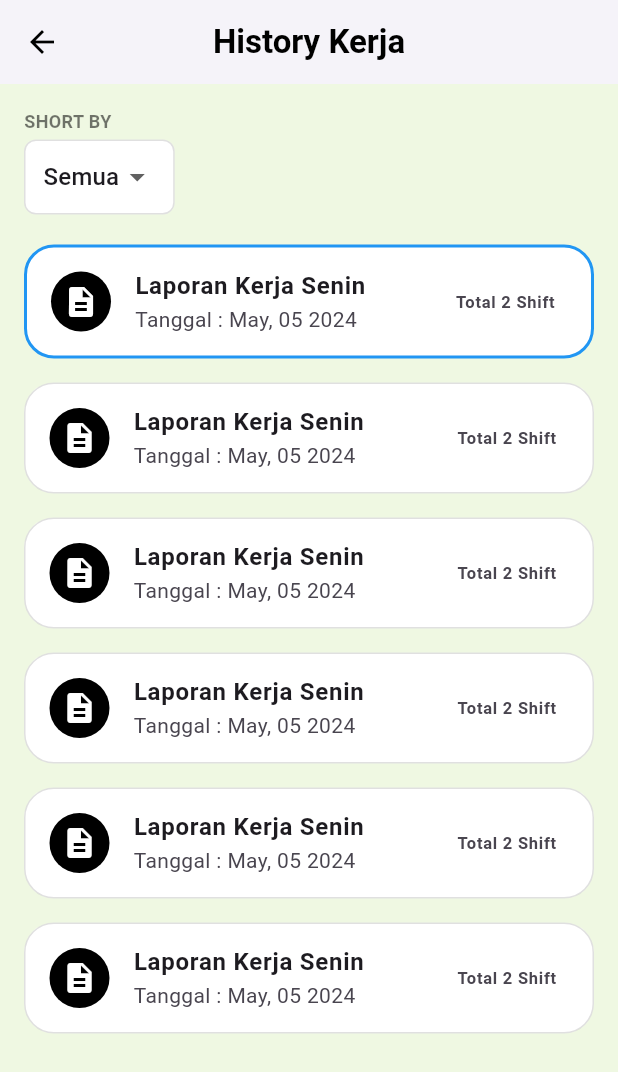
After one commit to llimmm/Simoto-Employee, a Flutter app: the ProfilePage screen opened directly, after a tap on "History Kerja", on a phone screen of 412 x 824 dp. The commit adds this screen. Shown: the top 1072 px of the screen. Run offline on Flutter 3.47's test engine with Material 3 defaults, Android fonts, the phone set to English and light mode, and no system bars.

Commit message:
feat [AN] adding profile detail

```diff
--- a/lib/main.dart
+++ b/lib/main.dart
@@ -1,4 +1,8 @@
 import 'package:flutter/material.dart';
+
+import 'package:kliktoko/profile_page/ProfilePage/ProfilePage.dart';
+
+
 
 void main() {
   runApp(const MainApp());
--- a/lib/profile_page/ProfileController/ProfileController.dart
+++ b/lib/profile_page/ProfileController/ProfileController.dart
@@ -0,0 +1,27 @@
+import 'package:flutter/material.dart';
+import 'package:kliktoko/profile_page/ProfilePage/HistoryKerjaPage.dart';
+import 'package:kliktoko/profile_page/ProfilePage/form_laporan_kerja_page.dart';
+
+class ProfileController {
+  void goToHistoryKerjaPage(BuildContext context) {
+    Navigator.push(
+      context,
+      MaterialPageRoute(builder: (context) => HistoryKerjaPage()),
+    );
+  }
+
+  void goToFormLaporanKerjaPage(BuildContext context) {
+    Navigator.push(
+      context,
+      MaterialPageRoute(builder: (context) => FormLaporanKerjaPage()),
+    );
+  }
+
+  void goToThemeSettings(BuildContext context) {
+    Navigator.pushNamed(context, '/theme');
+  }
+
+  void logout(BuildContext context) {
+    Navigator.pushNamed(context, '/logout');
+  }
+}
--- /dev/null
+++ b/lib/profile_page/ProfilePage/HistoryKerjaPage.dart
@@ -0,0 +1,102 @@
+import 'package:flutter/material.dart';
+
+class HistoryKerjaPage extends StatelessWidget {
+  final List<String> laporanList = List.generate(6, (index) => 'Laporan Kerja Senin');
+
+  @override
+  Widget build(BuildContext context) {
+    return Scaffold(
+      backgroundColor: const Color(0xFFEFF8E2),
+      appBar: AppBar(
+        backgroundColor: Colors.white,
+        elevation: 2,
+        leading: IconButton(
+          icon: const Icon(Icons.arrow_back, color: Colors.black),
+          onPressed: () {
+            // Go back to the ProfilePage
+            Navigator.pop(context);
+          },
+        ),
+        title: const Text(
+          'History Kerja',
+          style: TextStyle(
+            color: Colors.black,
+            fontWeight: FontWeight.bold,
+          ),
+        ),
+        centerTitle: true,
+      ),
+      body: Padding(
+        padding: const EdgeInsets.all(16.0),
+        child: Column(
+          crossAxisAlignment: CrossAxisAlignment.start,
+          children: [
+            const Text(
+              'SHORT BY',
+              style: TextStyle(
+                fontSize: 12,
+                fontWeight: FontWeight.bold,
+                color: Colors.black54,
+              ),
+            ),
+            const SizedBox(height: 4),
+            Container(
+              padding: const EdgeInsets.symmetric(horizontal: 12),
+              decoration: BoxDecoration(
+                color: Colors.white,
+                borderRadius: BorderRadius.circular(8),
+                border: Border.all(color: Colors.black12),
+              ),
+              child: DropdownButtonHideUnderline(
+                child: DropdownButton<String>(
+                  value: 'Semua',
+                  items: ['Semua', 'Senin', 'Selasa']
+                      .map((item) => DropdownMenuItem<String>(
+                    value: item,
+                    child: Text(item),
+                  ))
+                      .toList(),
+                  onChanged: (value) {},
+                ),
+              ),
+            ),
+            const SizedBox(height: 20),
+            Expanded(
+              child: ListView.builder(
+                itemCount: laporanList.length,
+                itemBuilder: (context, index) {
+                  return Container(
+                    margin: const EdgeInsets.only(bottom: 16),
+                    decoration: BoxDecoration(
+                      color: Colors.white,
+                      borderRadius: BorderRadius.circular(20),
+                      border: Border.all(
+                        color: index == 0 ? Colors.blue : Colors.black12,
+                        width: index == 0 ? 2 : 1,
+                      ),
+                    ),
+                    child: ListTile(
+                      leading: const CircleAvatar(
+                        backgroundColor: Colors.black,
+                        child: Icon(Icons.description, color: Colors.white),
+                      ),
+                      title: const Text(
+                        'Laporan Kerja Senin',
+                        style: TextStyle(fontWeight: FontWeight.bold),
+                      ),
+                      subtitle: const Text('Tanggal : May, 05 2024'),
+                      trailing: const Text(
+                        'Total 2 Shift',
+                        style: TextStyle(fontWeight: FontWeight.bold),
+                      ),
+                    ),
+                  );
+                },
+              ),
+            ),
+          ],
+        ),
+      ),
+    );
+  }
+}
--- a/lib/profile_page/ProfilePage/ProfilePage.dart
+++ b/lib/profile_page/ProfilePage/ProfilePage.dart
@@ -0,0 +1,160 @@
+
+import 'package:flutter/material.dart';
+import '../ProfileController/ProfileController.dart';
+
+final ProfileController _controller = ProfileController();
+
+
+class ProfilePage extends StatelessWidget {
+  const ProfilePage({super.key});
+
+  @override
+  Widget build(BuildContext context) {
+    return Scaffold(
+      backgroundColor: const Color(0xFFEFF5E9),
+      body: SafeArea(
+        child: Center(
+          child: Column(
+            children: [
+              const SizedBox(height: 30),
+              const CircleAvatar(
+                radius: 50,
+                backgroundImage: AssetImage('assets/profile.jpg'), // ganti sesuai gambar kamu
+              ),
+              const SizedBox(height: 12),
+              const Text(
+                'Arka Narendra',
+                style: TextStyle(fontSize: 20, fontWeight: FontWeight.bold),
+              ),
+              const SizedBox(height: 20),
+
+              // --- Info shift dan role yang baru ---
+              Row(
+                mainAxisAlignment: MainAxisAlignment.center,
+                children: [
+                  // Total Shift
+                  Container(
+                    padding: const EdgeInsets.symmetric(horizontal: 16, vertical: 12),
+                    margin: const EdgeInsets.only(right: 10),
+                    decoration: BoxDecoration(
+                      border: Border.all(color: Colors.grey.shade600),
+                      borderRadius: BorderRadius.circular(16),
+                      color: const Color(0xFFEFF5E9),
+                    ),
+                    child: Row(
+                      children: [
+                        const Icon(Icons.school_outlined, color: Colors.grey, size: 28),
+                        const SizedBox(width: 8),
+                        Column(
+                          crossAxisAlignment: CrossAxisAlignment.start,
+                          children: const [
+                            Text(
+                              'total shift/bulan',
+                              style: TextStyle(color: Colors.grey, fontSize: 12),
+                            ),
+                            Text(
+                              '10',
+                              style: TextStyle(
+                                color: Colors.grey,
+                                fontWeight: FontWeight.bold,
+                                fontSize: 16,
+                              ),
+                            ),
+                          ],
+                        ),
+                      ],
+                    ),
+                  ),
+
+                  // Role
+                  Container(
+                    padding: const EdgeInsets.symmetric(horizontal: 16, vertical: 12),
+                    decoration: BoxDecoration(
+                      border: Border.all(color: Colors.grey.shade600),
+                      borderRadius: BorderRadius.circular(16),
+                      color: const Color(0xFFEFF5E9),
+                    ),
+                    child: Row(
+                      children: [
+                        const Icon(Icons.badge_outlined, color: Colors.grey, size: 28),
+                        const SizedBox(width: 8),
+                        Column(
+                          crossAxisAlignment: CrossAxisAlignment.start,
+                          children: const [
+                            Text(
+                              'Role',
+                              style: TextStyle(color: Colors.grey, fontSize: 12),
+                            ),
+                            Text(
+                              'Karyawan',
+                              style: TextStyle(
+                                color: Colors.grey,
+                                fontWeight: FontWeight.bold,
+                                fontSize: 16,
+                              ),
+                            ),
+                          ],
+                        ),
+                      ],
+                    ),
+                  ),
+                ],
+              ),
+              // --------------------------------------
+
+              const SizedBox(height: 30),
+
+              // Card menu hitam
+              Card(
+                color: const Color(0xFF282828),
+                shape: RoundedRectangleBorder(borderRadius: BorderRadius.circular(20)),
+                margin: const EdgeInsets.symmetric(horizontal: 20),
+                child: Padding(
+                  padding: const EdgeInsets.symmetric(vertical: 20),
+                  child: Column(
+                    mainAxisSize: MainAxisSize.min,
+                    children: [
+                      ListTile(
+                        leading: const Icon(Icons.work_outline, color: Colors.white),
+                        title: const Text('History Kerja', style: TextStyle(color: Colors.white)),
+                        trailing: const Icon(Icons.chevron_right, color: Colors.white),
+                        onTap: () {
+                          _controller.goToHistoryKerjaPage(context);
+                        },
+
+                      ),
+                      ListTile(
+                        leading: const Icon(Icons.calendar_today, color: Colors.white),
+                        title: const Text('Pengaturan Cuti', style: TextStyle(color: Colors.white)),
+                        trailing: const Icon(Icons.chevron_right, color: Colors.white),
+                        onTap: () {
+                          _controller.goToHistoryKerjaPage(context);
+                        },
+                      ),
+                      ListTile(
+                        leading: const Icon(Icons.brightness_6, color: Colors.white),
+                        title: const Text('Ubah Tampilan', style: TextStyle(color: Colors.white)),
+                        trailing: const Icon(Icons.chevron_right, color: Colors.white),
+                        onTap: () {
+                          Navigator.pushNamed(context, '/theme');
+                        },
+                      ),
+                      ListTile(
+                        leading: const Icon(Icons.logout, color: Colors.white),
+                        title: const Text('Keluar', style: TextStyle(color: Colors.white)),
+                        trailing: const Icon(Icons.chevron_right, color: Colors.white),
+                        onTap: () {
+                          Navigator.pushNamed(context, '/logout');
+                        },
+                      ),
+                    ],
+                  ),
+                ),
+              ),
+            ],
+          ),
+        ),
+      ),
+    );
+  }
+}
--- a/pubspec.yaml
+++ b/pubspec.yaml
@@ -4,11 +4,12 @@ publish_to: 'none'
 version: 0.1.0
 
 environment:
-  sdk: ^3.6.2
+  sdk: ">=3.6.1 < 3.29.2"
 
 dependencies:
   flutter:
     sdk: flutter
+
 
 dev_dependencies:
   flutter_test:
```
Also changed, not shown: lib/profile_page/ProfilePage/form_laporan_kerja_page.dart (added, +126 -0 lines), lib/profile_page/widget/custom_date_picker_field.dart (added, +49 -0 lines), lib/profile_page/widget/custom_input_field.dart (added, +46 -0 lines), pubspec.lock.
